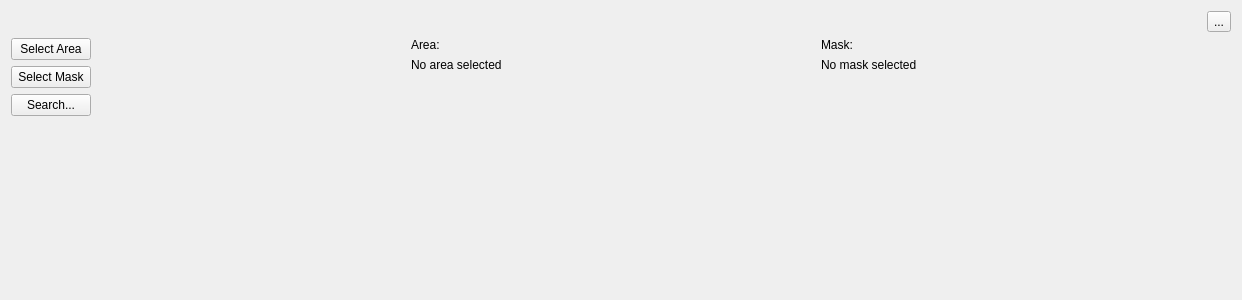
Before: the Qt Designer form src/IMapSearchWidget.ui in ntruchsess/QLandkarteGT, drawn with Qt 5.
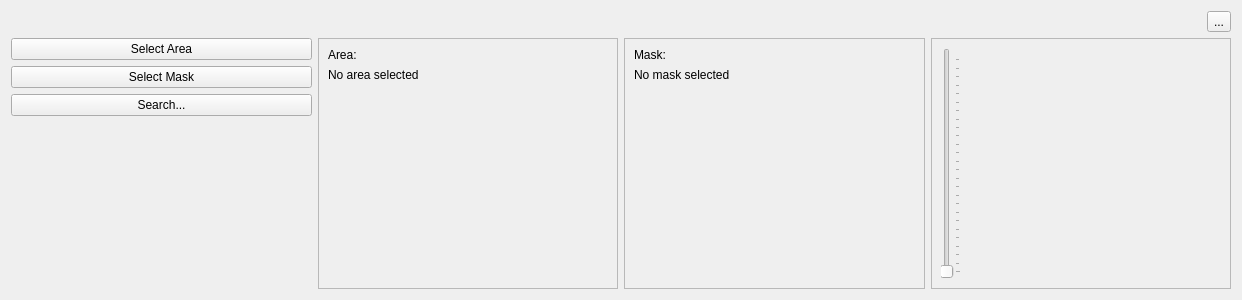
After: the same form once the commit is applied.

Commit message: Add variable threshold

What changed in the file:
```diff
--- a/src/IMapSearchWidget.ui
+++ b/src/IMapSearchWidget.ui
@@ -12,7 +12,7 @@
   <property name="windowTitle" >
    <string>Form</string>
   </property>
-  <layout class="QVBoxLayout" >
+  <layout class="QVBoxLayout" name="verticalLayout_4" >
    <item>
     <layout class="QHBoxLayout" >
      <item>
@@ -38,7 +38,7 @@
     </layout>
    </item>
    <item>
-    <layout class="QHBoxLayout" >
+    <layout class="QHBoxLayout" name="horizontalLayout" >
      <item>
       <layout class="QVBoxLayout" >
        <item>
@@ -78,20 +78,14 @@
       </layout>
      </item>
      <item>
-      <spacer>
-       <property name="orientation" >
-        <enum>Qt::Horizontal</enum>
+      <widget class="QFrame" name="frame" >
+       <property name="frameShape" >
+        <enum>QFrame::StyledPanel</enum>
        </property>
-       <property name="sizeHint" >
-        <size>
-         <width>40</width>
-         <height>20</height>
-        </size>
+       <property name="frameShadow" >
+        <enum>QFrame::Raised</enum>
        </property>
-      </spacer>
-     </item>
-     <item>
-      <layout class="QVBoxLayout" >
+       <layout class="QVBoxLayout" name="verticalLayout" >
        <item>
         <widget class="QLabel" name="label" >
          <property name="text" >
@@ -116,22 +110,17 @@
         </widget>
        </item>
       </layout>
+      </widget>
      </item>
      <item>
-      <spacer>
-       <property name="orientation" >
-        <enum>Qt::Horizontal</enum>
+      <widget class="QFrame" name="frame_2" >
+       <property name="frameShape" >
+        <enum>QFrame::StyledPanel</enum>
        </property>
-       <property name="sizeHint" >
-        <size>
-         <width>40</width>
-         <height>20</height>
-        </size>
+       <property name="frameShadow" >
+        <enum>QFrame::Raised</enum>
        </property>
-      </spacer>
-     </item>
-     <item>
-      <layout class="QVBoxLayout" >
+       <layout class="QVBoxLayout" name="verticalLayout_2" >
        <item>
         <widget class="QLabel" name="label_2" >
          <property name="text" >
@@ -156,19 +145,32 @@
         </widget>
        </item>
       </layout>
+      </widget>
      </item>
      <item>
-      <spacer>
+      <widget class="QFrame" name="frame_3" >
+       <property name="frameShape" >
+        <enum>QFrame::StyledPanel</enum>
+       </property>
+       <property name="frameShadow" >
+        <enum>QFrame::Raised</enum>
+       </property>
+       <layout class="QVBoxLayout" name="verticalLayout_3" >
+        <item>
+         <widget class="QSlider" name="sliderThreshold" >
+          <property name="maximum" >
+           <number>255</number>
+          </property>
        <property name="orientation" >
-        <enum>Qt::Horizontal</enum>
-       </property>
-       <property name="sizeHint" >
-        <size>
-         <width>40</width>
-         <height>20</height>
-        </size>
-       </property>
-      </spacer>
+           <enum>Qt::Vertical</enum>
+          </property>
+          <property name="tickPosition" >
+           <enum>QSlider::TicksBelow</enum>
+          </property>
+         </widget>
+        </item>
+       </layout>
+      </widget>
      </item>
     </layout>
    </item>
```
Left out of the diff: 4 changed lines with no effect on the pictures. Lines whose indentation alone changed are shown as unchanged. The commit also changes 4 other files.
